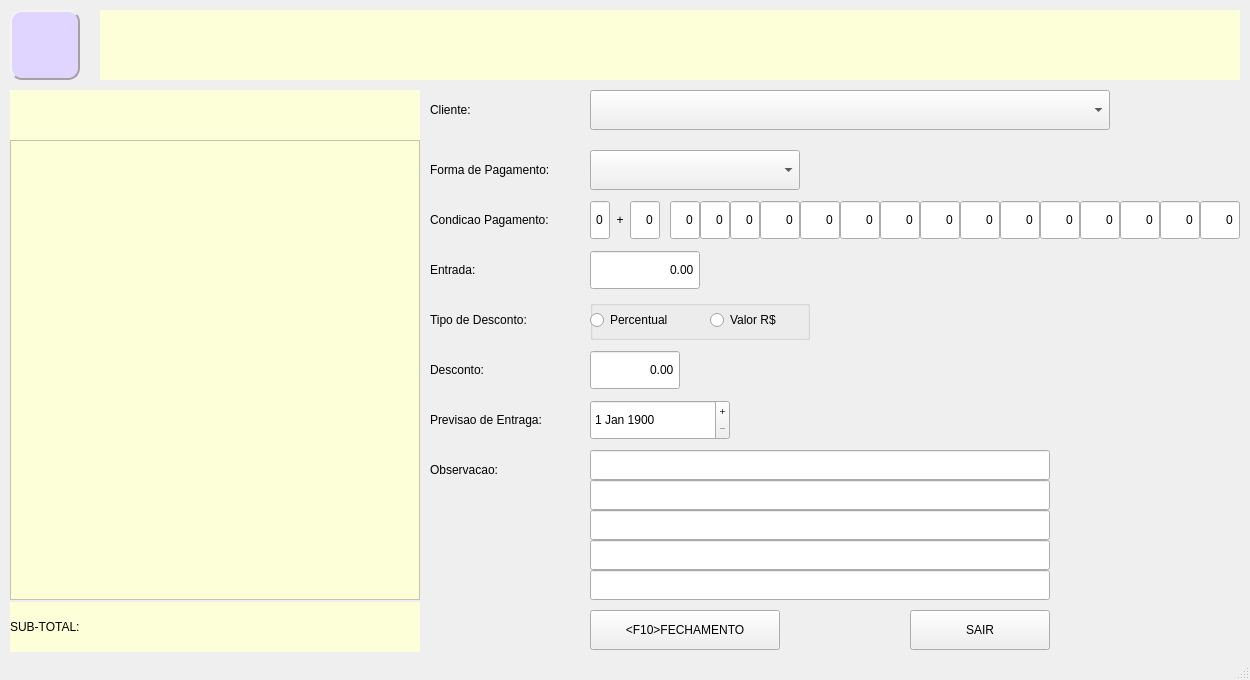
Above: telas/venda_fecha.ui from htisistema/SISCOM before the change. Below: the same form after it.
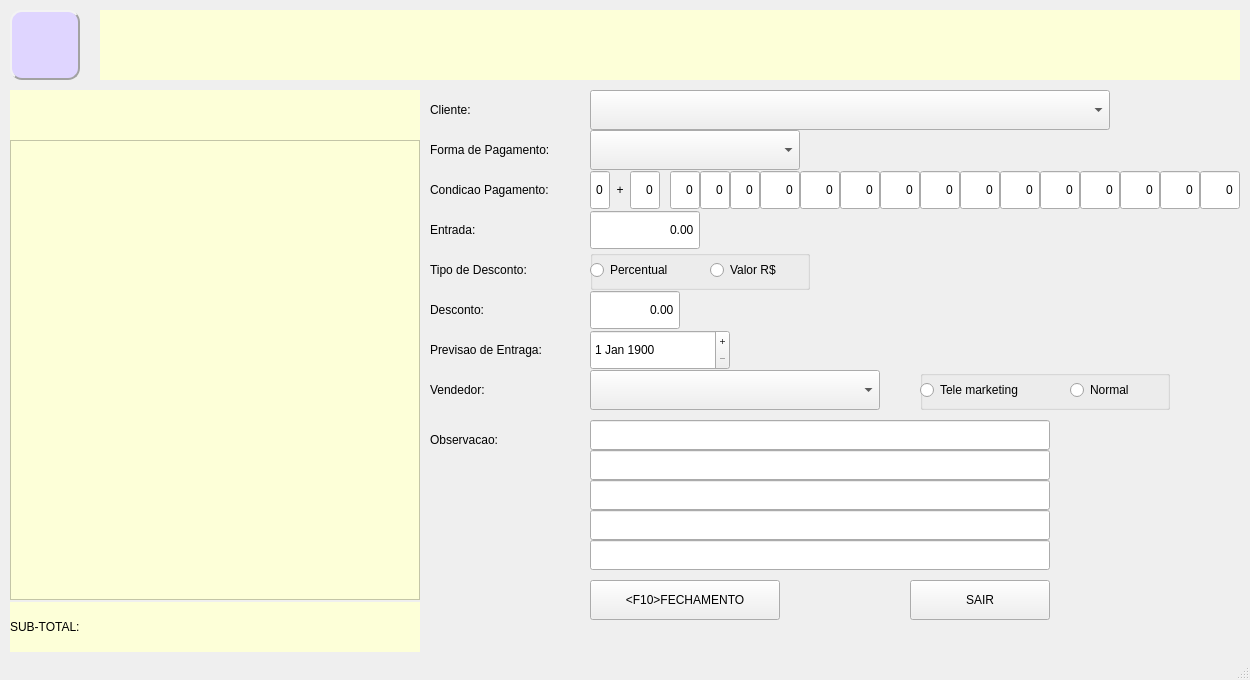
That is the form after the change. Icons and pictures are not drawn.

Diff of the .ui file:
```diff
--- a/telas/venda_fecha.ui
+++ b/telas/venda_fecha.ui
@@ -86,7 +86,7 @@
     <property name="geometry">
      <rect>
       <x>590</x>
-      <y>610</y>
+      <y>580</y>
       <width>190</width>
       <height>40</height>
      </rect>
@@ -147,7 +147,7 @@
     <property name="geometry">
      <rect>
       <x>430</x>
-      <y>300</y>
+      <y>250</y>
       <width>160</width>
       <height>40</height>
      </rect>
@@ -160,7 +160,7 @@
     <property name="geometry">
      <rect>
       <x>430</x>
-      <y>350</y>
+      <y>290</y>
       <width>160</width>
       <height>40</height>
      </rect>
@@ -190,7 +190,7 @@
     <property name="geometry">
      <rect>
       <x>430</x>
-      <y>150</y>
+      <y>130</y>
       <width>160</width>
       <height>40</height>
      </rect>
@@ -203,7 +203,7 @@
     <property name="geometry">
      <rect>
       <x>430</x>
-      <y>400</y>
+      <y>330</y>
       <width>160</width>
       <height>40</height>
      </rect>
@@ -216,7 +216,7 @@
     <property name="geometry">
      <rect>
       <x>430</x>
-      <y>450</y>
+      <y>420</y>
       <width>160</width>
       <height>40</height>
      </rect>
@@ -229,7 +229,7 @@
     <property name="geometry">
      <rect>
       <x>590</x>
-      <y>300</y>
+      <y>250</y>
       <width>220</width>
       <height>40</height>
      </rect>
@@ -268,7 +268,7 @@
     <property name="geometry">
      <rect>
       <x>590</x>
-      <y>350</y>
+      <y>290</y>
       <width>90</width>
       <height>40</height>
      </rect>
@@ -284,7 +284,7 @@
     <property name="geometry">
      <rect>
       <x>590</x>
-      <y>400</y>
+      <y>330</y>
       <width>140</width>
       <height>40</height>
      </rect>
@@ -304,7 +304,7 @@
     <property name="geometry">
      <rect>
       <x>590</x>
-      <y>150</y>
+      <y>130</y>
       <width>210</width>
       <height>40</height>
      </rect>
@@ -324,7 +324,7 @@
     <property name="geometry">
      <rect>
       <x>590</x>
-      <y>450</y>
+      <y>420</y>
       <width>460</width>
       <height>30</height>
      </rect>
@@ -337,7 +337,7 @@
     <property name="geometry">
      <rect>
       <x>590</x>
-      <y>480</y>
+      <y>450</y>
       <width>460</width>
       <height>30</height>
      </rect>
@@ -350,7 +350,7 @@
     <property name="geometry">
      <rect>
       <x>430</x>
-      <y>200</y>
+      <y>170</y>
       <width>160</width>
       <height>40</height>
      </rect>
@@ -363,7 +363,7 @@
     <property name="geometry">
      <rect>
       <x>670</x>
-      <y>200</y>
+      <y>170</y>
       <width>30</width>
       <height>40</height>
      </rect>
@@ -385,7 +385,7 @@
     <property name="geometry">
      <rect>
       <x>700</x>
-      <y>200</y>
+      <y>170</y>
       <width>30</width>
       <height>40</height>
      </rect>
@@ -407,7 +407,7 @@
     <property name="geometry">
      <rect>
       <x>730</x>
-      <y>200</y>
+      <y>170</y>
       <width>30</width>
       <height>40</height>
      </rect>
@@ -429,7 +429,7 @@
     <property name="geometry">
      <rect>
       <x>760</x>
-      <y>200</y>
+      <y>170</y>
       <width>40</width>
       <height>40</height>
      </rect>
@@ -451,7 +451,7 @@
     <property name="geometry">
      <rect>
       <x>800</x>
-      <y>200</y>
+      <y>170</y>
       <width>40</width>
       <height>40</height>
      </rect>
@@ -473,7 +473,7 @@
     <property name="geometry">
      <rect>
       <x>840</x>
-      <y>200</y>
+      <y>170</y>
       <width>40</width>
       <height>40</height>
      </rect>
@@ -495,7 +495,7 @@
     <property name="geometry">
      <rect>
       <x>880</x>
-      <y>200</y>
+      <y>170</y>
       <width>40</width>
       <height>40</height>
      </rect>
@@ -517,7 +517,7 @@
     <property name="geometry">
      <rect>
       <x>920</x>
-      <y>200</y>
+      <y>170</y>
       <width>40</width>
       <height>40</height>
      </rect>
@@ -539,7 +539,7 @@
     <property name="geometry">
      <rect>
       <x>960</x>
-      <y>200</y>
+      <y>170</y>
       <width>40</width>
       <height>40</height>
      </rect>
@@ -561,7 +561,7 @@
     <property name="geometry">
      <rect>
       <x>1000</x>
-      <y>200</y>
+      <y>170</y>
       <width>40</width>
       <height>40</height>
      </rect>
@@ -583,7 +583,7 @@
     <property name="geometry">
      <rect>
       <x>1040</x>
-      <y>200</y>
+      <y>170</y>
       <width>40</width>
       <height>40</height>
      </rect>
@@ -605,7 +605,7 @@
     <property name="geometry">
      <rect>
       <x>1080</x>
-      <y>200</y>
+      <y>170</y>
       <width>40</width>
       <height>40</height>
      </rect>
@@ -627,7 +627,7 @@
     <property name="geometry">
      <rect>
       <x>1120</x>
-      <y>200</y>
+      <y>170</y>
       <width>40</width>
       <height>40</height>
      </rect>
@@ -649,7 +649,7 @@
     <property name="geometry">
      <rect>
       <x>1160</x>
-      <y>200</y>
+      <y>170</y>
       <width>40</width>
       <height>40</height>
      </rect>
@@ -671,7 +671,7 @@
     <property name="geometry">
      <rect>
       <x>1200</x>
-      <y>200</y>
+      <y>170</y>
       <width>40</width>
       <height>40</height>
      </rect>
@@ -693,7 +693,7 @@
     <property name="geometry">
      <rect>
       <x>590</x>
-      <y>200</y>
+      <y>170</y>
       <width>20</width>
       <height>40</height>
      </rect>
@@ -715,7 +715,7 @@
     <property name="geometry">
      <rect>
       <x>610</x>
-      <y>200</y>
+      <y>170</y>
       <width>20</width>
       <height>40</height>
      </rect>
@@ -734,7 +734,7 @@
     <property name="geometry">
      <rect>
       <x>630</x>
-      <y>200</y>
+      <y>170</y>
       <width>30</width>
       <height>40</height>
      </rect>
@@ -756,7 +756,7 @@
     <property name="geometry">
      <rect>
       <x>590</x>
-      <y>510</y>
+      <y>480</y>
       <width>460</width>
       <height>30</height>
      </rect>
@@ -769,7 +769,7 @@
     <property name="geometry">
      <rect>
       <x>590</x>
-      <y>540</y>
+      <y>510</y>
       <width>460</width>
       <height>30</height>
      </rect>
@@ -782,7 +782,7 @@
     <property name="geometry">
      <rect>
       <x>590</x>
-      <y>570</y>
+      <y>540</y>
       <width>460</width>
       <height>30</height>
      </rect>
@@ -795,7 +795,7 @@
     <property name="geometry">
      <rect>
       <x>910</x>
-      <y>610</y>
+      <y>580</y>
       <width>140</width>
       <height>40</height>
      </rect>
@@ -808,7 +808,7 @@
     <property name="geometry">
      <rect>
       <x>590</x>
-      <y>250</y>
+      <y>210</y>
       <width>110</width>
       <height>40</height>
      </rect>
@@ -830,7 +830,7 @@
     <property name="geometry">
      <rect>
       <x>430</x>
-      <y>250</y>
+      <y>210</y>
       <width>160</width>
       <height>40</height>
      </rect>
@@ -839,6 +839,68 @@
      <string>Entrada:</string>
     </property>
    </widget>
+   <widget class="QLabel" name="label_10">
+    <property name="geometry">
+     <rect>
+      <x>430</x>
+      <y>370</y>
+      <width>160</width>
+      <height>40</height>
+     </rect>
+    </property>
+    <property name="text">
+     <string>Vendedor:</string>
+    </property>
+   </widget>
+   <widget class="QComboBox" name="cb_vendedor">
+    <property name="geometry">
+     <rect>
+      <x>590</x>
+      <y>370</y>
+      <width>290</width>
+      <height>40</height>
+     </rect>
+    </property>
+   </widget>
+   <widget class="QGroupBox" name="groupBox_2">
+    <property name="geometry">
+     <rect>
+      <x>920</x>
+      <y>370</y>
+      <width>250</width>
+      <height>40</height>
+     </rect>
+    </property>
+    <property name="title">
+     <string/>
+    </property>
+    <widget class="QRadioButton" name="rb_telemarketing">
+     <property name="geometry">
+      <rect>
+       <x>0</x>
+       <y>0</y>
+       <width>150</width>
+       <height>40</height>
+      </rect>
+     </property>
+     <property name="text">
+      <string>Tele marketing</string>
+     </property>
+    </widget>
+    <widget class="QRadioButton" name="rb_vendanormal">
+     <property name="geometry">
+      <rect>
+       <x>150</x>
+       <y>0</y>
+       <width>100</width>
+       <height>40</height>
+      </rect>
+     </property>
+     <property name="text">
+      <string>Normal</string>
+     </property>
+    </widget>
+   </widget>
   </widget>
   <widget class="QStatusBar" name="statusbar"/>
  </widget>
```
